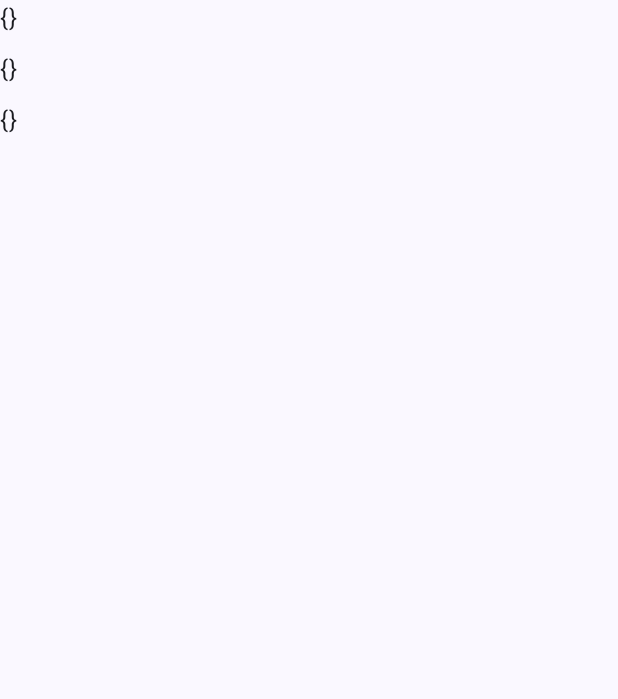
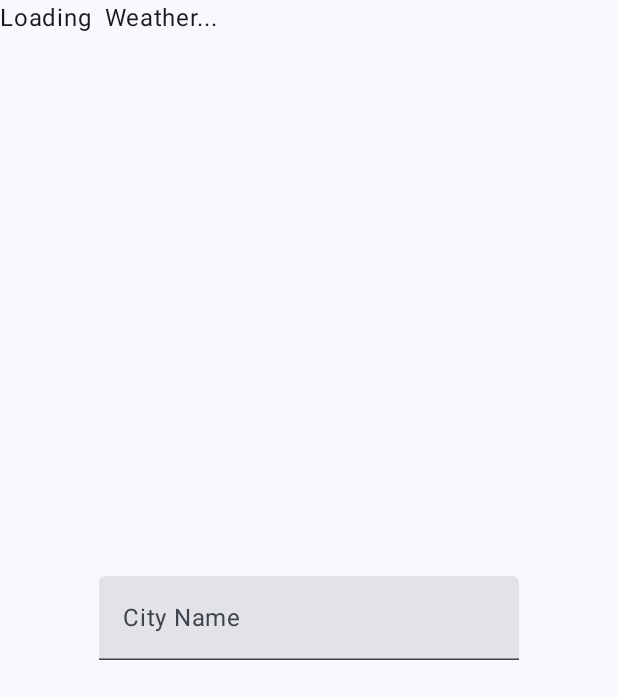
Before and after one commit to abhinavvrm2020/WeatherApp, an Android app built with Jetpack Compose: the screen it shows after launch (MainActivity), on a phone screen of 412 x 824 dp. Before the commit the part shown is almost empty. Shown: the top 699 px of the screen. Run offline under Robolectric (Android 15) with nearby library versions, the phone set to English and light mode, and no system bars.

Commit message:
Added UI

```diff
--- a/app/src/main/java/com/example/weatherapp/MainActivity.kt
+++ b/app/src/main/java/com/example/weatherapp/MainActivity.kt
@@ -1,16 +1,21 @@
 package com.example.weatherapp
 
 import android.os.Bundle
+import android.util.Log
 import androidx.activity.ComponentActivity
 import androidx.activity.compose.setContent
 import androidx.activity.enableEdgeToEdge
+import androidx.compose.foundation.layout.Box
 import androidx.compose.foundation.layout.Column
 import androidx.compose.foundation.layout.Spacer
 import androidx.compose.foundation.layout.fillMaxSize
 import androidx.compose.foundation.layout.height
 import androidx.compose.foundation.layout.padding
+import androidx.compose.material3.MaterialTheme
 import androidx.compose.material3.Scaffold
+import androidx.compose.material3.Surface
 import androidx.compose.material3.Text
+import androidx.compose.material3.TextField
 import androidx.compose.runtime.Composable
 import androidx.compose.runtime.LaunchedEffect
 import androidx.compose.runtime.getValue
@@ -18,12 +23,14 @@ import androidx.compose.runtime.mutableStateOf
 import androidx.compose.runtime.remember
 import androidx.compose.runtime.rememberCoroutineScope
 import androidx.compose.runtime.setValue
+import androidx.compose.ui.Alignment
 import androidx.compose.ui.Modifier
-import androidx.compose.ui.tooling.preview.Preview
 import androidx.compose.ui.unit.dp
 import com.example.weatherapp.config.RetrofitClient
 import com.example.weatherapp.service.WeatherServiceImpl
 import com.example.weatherapp.ui.theme.WeatherAppTheme
+import com.google.gson.JsonObject
+import kotlinx.coroutines.async
 import kotlinx.coroutines.launch
 
 class MainActivity : ComponentActivity() {
@@ -33,7 +40,7 @@ class MainActivity : ComponentActivity() {
         setContent {
             WeatherAppTheme {
                 Scaffold(modifier = Modifier.fillMaxSize()) { innerPadding ->
-                    WeatherScreen(modifier = Modifier.padding(innerPadding))
+                    HomeScreen(modifier = Modifier.padding(innerPadding))
                 }
             }
         }
@@ -41,56 +48,59 @@ class MainActivity : ComponentActivity() {
 }
 
 @Composable
-fun WeatherScreen(modifier: Modifier = Modifier) {
+fun HomeScreen(modifier: Modifier = Modifier) {
+    var cityName by remember { mutableStateOf("") }
+    Surface(
+        modifier = Modifier.fillMaxSize(),
+        color = MaterialTheme.colorScheme.background
+    ) {
+        Box(
+            modifier = Modifier.fillMaxSize(),
+            contentAlignment = Alignment.Center
+        ) {
+            Column(
+                horizontalAlignment = Alignment.CenterHorizontally
+            ) {
+                TextField(
+                    value = cityName,
+                    onValueChange = { cityName = it },
+                    label = { Text("City Name") },
+                    placeholder = { Text("Type something...") },
+                    singleLine = true,
+                    modifier = Modifier.padding(16.dp)
+                )
+            }
+        }
+    }
+    WeatherScreen(modifier = Modifier.fillMaxSize(), cityName)
+}
+
+@Composable
+fun WeatherScreen(modifier: Modifier = Modifier, cityName: String) {
     val weatherService = WeatherServiceImpl(RetrofitClient.weatherRetrofitClient)
-    var weatherData1 by remember { mutableStateOf("Loading...") }
-    var weatherData2 by remember { mutableStateOf("Loading...") }
-    var weatherData3 by remember { mutableStateOf("Loading...") }
+    var weatherData1 by remember { mutableStateOf<JsonObject?>(null) }
 
     val coroutineScope = rememberCoroutineScope()
 
     LaunchedEffect(Unit) {
         coroutineScope.launch {
             try {
-                // Replace "London" with the desired city name
-                val job1 = launch {
-                    weatherData1 = weatherService.getCityWeather("London").toString()
-                }
-                val job2 = launch {
-                    weatherData2 = weatherService.getCityWeather("India").toString()
-                }
-                val job3 = launch {
-                    weatherData3 = weatherService.getCityWeather("Paris").toString()
-                }
+                val job1 = async { weatherService.getCityWeather(cityName) }
+                weatherData1 = job1.await() // Await until the response is received
             } catch (e: Exception) {
-                weatherData1 = "Error: ${e.message}"
+                Log.e("Main", "Error occurred while fetching weather: ${e.message}")
+                throw e
             }
         }
     }
 
-    Column {
-        Text(
-            text = weatherData1,
-            modifier = modifier
-        )
+    Column(modifier = modifier) {
+        weatherData1?.let { data ->
+            val main1: JsonObject = data.getAsJsonObject("main")
+            val temp1: String = main1.get("temp").asString
+            Text(text = temp1)
+        } ?: Text(text = "Loading $cityName Weather...")
+
         Spacer(modifier = Modifier.height(10.dp))
-        Text(
-            text = weatherData2,
-            modifier = modifier
-        )
-        Spacer(modifier = Modifier.height(10.dp))
-        Text(
-            text = weatherData3,
-            modifier = modifier
-        )
     }
 }
-
-@Preview(showBackground = true)
-@Composable
-fun WeatherScreenPreview() {
-    WeatherAppTheme {
-        // Preview with static text as weather data
-        Text(text = "Weather data will be displayed here")
-    }
-}
```
